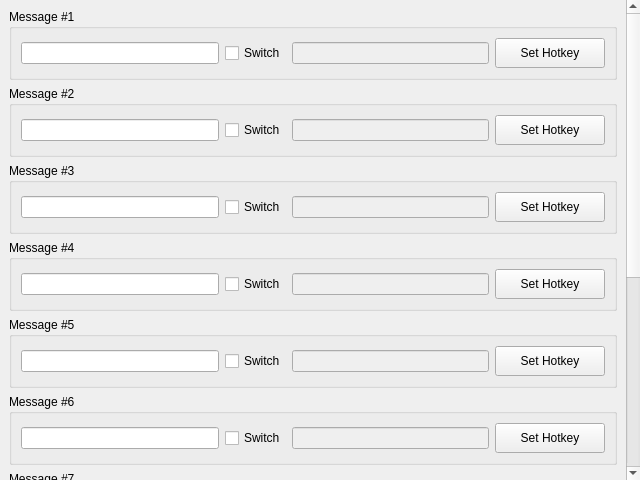
The window that src/configui.ui (blink-dev/ts3plugin-HotkeyMessage) describes before a commit, drawn with Qt 5.
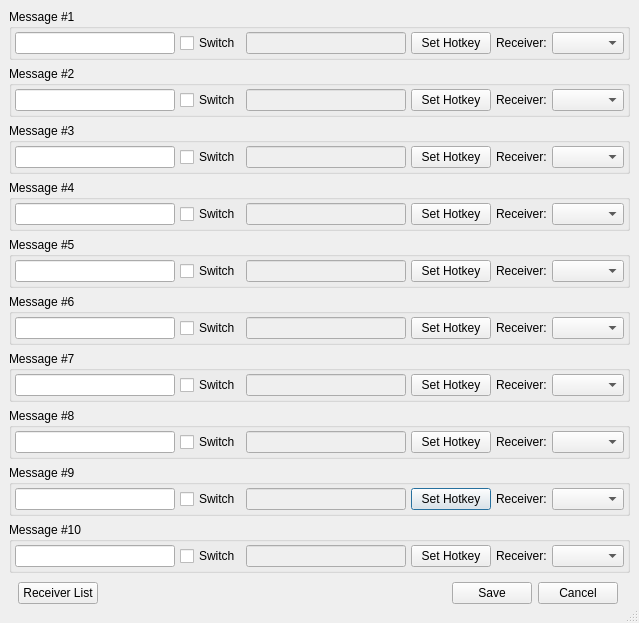
The same window after the commit.

```diff
--- a/src/configui.ui
+++ b/src/configui.ui
@@ -6,8 +6,8 @@
    <rect>
     <x>0</x>
     <y>0</y>
-    <width>640</width>
-    <height>480</height>
+    <width>639</width>
+    <height>623</height>
    </rect>
   </property>
   <property name="sizePolicy">
@@ -19,6 +19,9 @@
   <property name="windowTitle">
    <string>Dialog</string>
   </property>
+  <property name="sizeGripEnabled">
+   <bool>true</bool>
+  </property>
   <layout class="QGridLayout" name="gridLayout">
    <property name="sizeConstraint">
     <enum>QLayout::SetDefaultConstraint</enum>
@@ -57,8 +60,8 @@
        <rect>
         <x>0</x>
         <y>0</y>
-        <width>626</width>
-        <height>830</height>
+        <width>639</width>
+        <height>623</height>
        </rect>
       </property>
       <layout class="QGridLayout" name="gridLayout_3">
@@ -71,6 +74,21 @@
           <set>Qt::AlignLeading|Qt::AlignLeft|Qt::AlignTop</set>
          </property>
          <layout class="QHBoxLayout" name="horizontalLayout_8">
+          <property name="spacing">
+           <number>5</number>
+          </property>
+          <property name="leftMargin">
+           <number>3</number>
+          </property>
+          <property name="topMargin">
+           <number>3</number>
+          </property>
+          <property name="rightMargin">
+           <number>3</number>
+          </property>
+          <property name="bottomMargin">
+           <number>3</number>
+          </property>
           <item>
            <widget class="QLineEdit" name="Hotkey9_lineEdit">
             <property name="sizePolicy">
@@ -82,13 +100,13 @@
             <property name="minimumSize">
              <size>
               <width>110</width>
-              <height>22</height>
+              <height>0</height>
              </size>
             </property>
             <property name="maximumSize">
              <size>
               <width>16777215</width>
-              <height>22</height>
+              <height>16777215</height>
              </size>
             </property>
             <property name="text">
@@ -126,13 +144,13 @@
             <property name="minimumSize">
              <size>
               <width>110</width>
-              <height>22</height>
+              <height>0</height>
              </size>
             </property>
             <property name="maximumSize">
              <size>
               <width>16777215</width>
-              <height>22</height>
+              <height>16777215</height>
              </size>
             </property>
             <property name="maxLength">
@@ -150,14 +168,14 @@
             </property>
             <property name="minimumSize">
              <size>
-              <width>110</width>
-              <height>30</height>
+              <width>0</width>
+              <height>0</height>
              </size>
             </property>
             <property name="maximumSize">
              <size>
-              <width>110</width>
-              <height>30</height>
+              <width>16777215</width>
+              <height>16777215</height>
              </size>
             </property>
             <property name="focusPolicy">
@@ -168,6 +186,29 @@
             </property>
            </widget>
           </item>
+          <item>
+           <widget class="QLabel" name="label_9">
+            <property name="text">
+             <string>Receiver:</string>
+            </property>
+           </widget>
+          </item>
+          <item>
+           <widget class="QComboBox" name="Hotkey9_comboBox">
+            <property name="maximumSize">
+             <size>
+              <width>100</width>
+              <height>16777215</height>
+             </size>
+            </property>
+            <property name="editable">
+             <bool>false</bool>
+            </property>
+            <property name="currentText">
+             <string/>
+            </property>
+           </widget>
+          </item>
          </layout>
         </widget>
        </item>
@@ -180,6 +221,21 @@
           <set>Qt::AlignLeading|Qt::AlignLeft|Qt::AlignTop</set>
          </property>
          <layout class="QHBoxLayout" name="horizontalLayout_5">
+          <property name="spacing">
+           <number>5</number>
+          </property>
+          <property name="leftMargin">
+           <number>3</number>
+          </property>
+          <property name="topMargin">
+           <number>3</number>
+          </property>
+          <property name="rightMargin">
+           <number>3</number>
+          </property>
+          <property name="bottomMargin">
+           <number>3</number>
+          </property>
           <item>
            <widget class="QLineEdit" name="Hotkey6_lineEdit">
             <property name="sizePolicy">
@@ -191,13 +247,13 @@
             <property name="minimumSize">
              <size>
               <width>110</width>
-              <height>22</height>
+              <height>0</height>
              </size>
             </property>
             <property name="maximumSize">
              <size>
               <width>16777215</width>
-              <height>22</height>
+              <height>16777215</height>
              </size>
             </property>
             <property name="text">
@@ -235,13 +291,13 @@
             <property name="minimumSize">
              <size>
               <width>110</width>
-              <height>22</height>
+              <height>0</height>
              </size>
             </property>
             <property name="maximumSize">
              <size>
               <width>16777215</width>
-              <height>22</height>
+              <height>16777215</height>
              </size>
             </property>
             <property name="maxLength">
@@ -259,14 +315,14 @@
             </property>
             <property name="minimumSize">
              <size>
-              <width>110</width>
-              <height>30</height>
+              <width>0</width>
+              <height>0</height>
              </size>
             </property>
             <property name="maximumSize">
              <size>
-              <width>110</width>
-              <height>30</height>
+              <width>16777215</width>
+              <height>16777215</height>
              </size>
             </property>
             <property name="text">
@@ -274,6 +330,29 @@
             </property>
            </widget>
           </item>
+          <item>
+           <widget class="QLabel" name="label_5">
+            <property name="text">
+             <string>Receiver:</string>
+            </property>
+           </widget>
+          </item>
+          <item>
+           <widget class="QComboBox" name="Hotkey6_comboBox">
+            <property name="maximumSize">
+             <size>
+              <width>100</width>
+              <height>16777215</height>
+             </size>
+            </property>
+            <property name="editable">
+             <bool>false</bool>
+            </property>
+            <property name="currentText">
+             <string/>
+            </property>
+           </widget>
+          </item>
          </layout>
         </widget>
        </item>
@@ -292,9 +371,24 @@
           <set>Qt::AlignLeading|Qt::AlignLeft|Qt::AlignTop</set>
          </property>
          <layout class="QHBoxLayout" name="horizontalLayout">
+          <property name="spacing">
+           <number>5</number>
+          </property>
           <property name="sizeConstraint">
            <enum>QLayout::SetDefaultConstraint</enum>
           </property>
+          <property name="leftMargin">
+           <number>3</number>
+          </property>
+          <property name="topMargin">
+           <number>3</number>
+          </property>
+          <property name="rightMargin">
+           <number>3</number>
+          </property>
+          <property name="bottomMargin">
+           <number>3</number>
+          </property>
           <item>
            <widget class="QLineEdit" name="Hotkey3_lineEdit">
             <property name="sizePolicy">
@@ -306,13 +400,13 @@
             <property name="minimumSize">
              <size>
               <width>110</width>
-              <height>22</height>
+              <height>0</height>
              </size>
             </property>
             <property name="maximumSize">
              <size>
               <width>16777215</width>
-              <height>22</height>
+              <height>16777215</height>
              </size>
             </property>
             <property name="text">
@@ -350,13 +444,13 @@
             <property name="minimumSize">
              <size>
               <width>110</width>
-              <height>22</height>
+              <height>0</height>
              </size>
             </property>
             <property name="maximumSize">
              <size>
               <width>16777215</width>
-              <height>22</height>
+              <height>16777215</height>
              </size>
             </property>
             <property name="maxLength">
@@ -374,14 +468,14 @@
             </property>
             <property name="minimumSize">
              <size>
-              <width>110</width>
-              <height>30</height>
+              <width>0</width>
+              <height>0</height>
              </size>
             </property>
             <property name="maximumSize">
              <size>
-              <width>110</width>
-              <height>30</height>
+              <width>16777215</width>
+              <height>16777215</height>
              </size>
             </property>
             <property name="text">
@@ -389,6 +483,29 @@
             </property>
            </widget>
           </item>
+          <item>
+           <widget class="QLabel" name="label_3">
+            <property name="text">
+             <string>Receiver:</string>
+            </property>
+           </widget>
+          </item>
+          <item>
+           <widget class="QComboBox" name="Hotkey3_comboBox">
+            <property name="maximumSize">
+             <size>
+              <width>100</width>
+              <height>16777215</height>
+             </size>
+            </property>
+            <property name="editable">
+             <bool>false</bool>
+            </property>
+            <property name="currentText">
+             <string/>
+            </property>
+           </widget>
+          </item>
          </layout>
         </widget>
        </item>
@@ -401,6 +518,21 @@
           <set>Qt::AlignLeading|Qt::AlignLeft|Qt::AlignTop</set>
          </property>
          <layout class="QHBoxLayout" name="horizontalLayout_7">
+          <property name="spacing">
+           <number>5</number>
+          </property>
+          <property name="leftMargin">
+           <number>3</number>
+          </property>
+          <property name="topMargin">
+           <number>3</number>
+          </property>
+          <property name="rightMargin">
+           <number>3</number>
+          </property>
+          <property name="bottomMargin">
+           <number>3</number>
+          </property>
           <item>
            <widget class="QLineEdit" name="Hotkey8_lineEdit">
             <property name="sizePolicy">
@@ -412,13 +544,13 @@
             <property name="minimumSize">
              <size>
               <width>110</width>
-              <height>22</height>
+              <height>0</height>
              </size>
             </property>
             <property name="maximumSize">
              <size>
               <width>16777215</width>
-              <height>22</height>
+              <height>16777215</height>
              </size>
             </property>
             <property name="text">
@@ -456,13 +588,13 @@
             <property name="minimumSize">
              <size>
               <width>110</width>
-              <height>22</height>
+              <height>0</height>
              </size>
             </property>
             <property name="maximumSize">
              <size>
               <width>16777215</width>
-              <height>22</height>
+              <height>16777215</height>
              </size>
             </property>
             <property name="maxLength">
@@ -480,14 +612,14 @@
             </property>
             <property name="minimumSize">
              <size>
-              <width>110</width>
-              <height>30</height>
+              <width>0</width>
+              <height>0</height>
              </size>
             </property>
             <property name="maximumSize">
              <size>
-              <width>110</width>
-              <height>30</height>
+              <width>16777215</width>
+              <height>16777215</height>
              </size>
             </property>
             <property name="focusPolicy">
@@ -498,6 +630,29 @@
             </property>
            </widget>
           </item>
+          <item>
+           <widget class="QLabel" name="label_8">
+            <property name="text">
+             <string>Receiver:</string>
+            </property>
+           </widget>
+          </item>
+          <item>
+           <widget class="QComboBox" name="Hotkey8_comboBox">
+            <property name="maximumSize">
+             <size>
+              <width>100</width>
+              <height>16777215</height>
+             </size>
+            </property>
+            <property name="editable">
+             <bool>false</bool>
+            </property>
+            <property name="currentText">
+             <string/>
+            </property>
+           </widget>
+          </item>
          </layout>
         </widget>
        </item>
@@ -510,6 +665,21 @@
           <set>Qt::AlignLeading|Qt::AlignLeft|Qt::AlignTop</set>
          </property>
          <layout class="QHBoxLayout" name="horizontalLayout_6">
+          <property name="spacing">
+           <number>5</number>
+          </property>
+          <property name="leftMargin">
+           <number>3</number>
+          </property>
+          <property name="topMargin">
+           <number>3</number>
+          </property>
+          <property name="rightMargin">
+           <number>3</number>
+          </property>
+          <property name="bottomMargin">
+           <number>3</number>
+          </property>
           <item>
            <widget class="QLineEdit" name="Hotkey7_lineEdit">
             <property name="sizePolicy">
@@ -521,13 +691,13 @@
             <property name="minimumSize">
              <size>
               <width>110</width>
-              <height>22</height>
+              <height>0</height>
              </size>
             </property>
             <property name="maximumSize">
              <size>
               <width>16777215</width>
-              <height>22</height>
+              <height>16777215</height>
              </size>
             </property>
             <property name="text">
@@ -565,13 +735,13 @@
             <property name="minimumSize">
              <size>
               <width>110</width>
-              <height>22</height>
+              <height>0</height>
              </size>
             </property>
             <property name="maximumSize">
              <size>
               <width>16777215</width>
-              <height>22</height>
+              <height>16777215</height>
              </size>
             </property>
             <property name="maxLength">
@@ -589,14 +759,14 @@
             </property>
             <property name="minimumSize">
              <size>
-              <width>110</width>
-              <height>30</height>
+              <width>0</width>
+              <height>0</height>
              </size>
             </property>
             <property name="maximumSize">
              <size>
-              <width>110</width>
-              <height>30</height>
+              <width>16777215</width>
+              <height>16777215</height>
              </size>
             </property>
             <property name="text">
@@ -604,6 +774,29 @@
             </property>
            </widget>
           </item>
+          <item>
+           <widget class="QLabel" name="label_7">
+            <property name="text">
+             <string>Receiver:</string>
+            </property>
+           </widget>
+          </item>
+          <item>
+           <widget class="QComboBox" name="Hotkey7_comboBox">
+            <property name="maximumSize">
+             <size>
+              <width>100</width>
+              <height>16777215</height>
+             </size>
+            </property>
+            <property name="editable">
+             <bool>false</bool>
+            </property>
+            <property name="currentText">
+             <string/>
+            </property>
+           </widget>
+          </item>
          </layout>
         </widget>
        </item>
@@ -616,6 +809,21 @@
           <set>Qt::AlignLeading|Qt::AlignLeft|Qt::AlignTop</set>
          </property>
          <layout class="QHBoxLayout" name="horizontalLayout_9">
+          <property name="spacing">
+           <number>5</number>
+          </property>
+          <property name="leftMargin">
+           <number>3</number>
+          </property>
+          <property name="topMargin">
+           <number>3</number>
+          </property>
+          <property name="rightMargin">
+           <number>3</number>
+          </property>
+          <property name="bottomMargin">
+           <number>3</number>
+          </property>
           <item>
            <widget class="QLineEdit" name="Hotkey10_lineEdit">
             <property name="sizePolicy">
@@ -633,7 +841,7 @@
             <property name="maximumSize">
              <size>
               <width>16777215</width>
-              <height>22</height>
+              <height>16777215</height>
              </size>
             </property>
             <property name="text">
@@ -671,13 +879,13 @@
             <property name="minimumSize">
              <size>
               <width>110</width>
-              <height>22</height>
+              <height>0</height>
              </size>
             </property>
             <property name="maximumSize">
              <size>
               <width>16777215</width>
-              <height>22</height>
+              <height>16777215</height>
              </size>
             </property>
             <property name="maxLength">
@@ -695,14 +903,14 @@
             </property>
             <property name="minimumSize">
              <size>
-              <width>110</width>
-              <height>30</height>
+              <width>0</width>
+              <height>0</height>
              </size>
             </property>
             <property name="maximumSize">
              <size>
-              <width>110</width>
-              <height>30</height>
+              <width>16777215</width>
+              <height>16777215</height>
              </size>
             </property>
             <property name="text">
@@ -710,6 +918,29 @@
             </property>
            </widget>
           </item>
+          <item>
+           <widget class="QLabel" name="label_10">
+            <property name="text">
+             <string>Receiver:</string>
+            </property>
+           </widget>
+          </item>
+          <item>
+           <widget class="QComboBox" name="Hotkey10_comboBox">
+            <property name="maximumSize">
+             <size>
+              <width>100</width>
+              <height>16777215</height>
+             </size>
+            </property>
+            <property name="editable">
+             <bool>false</bool>
+            </property>
+            <property name="currentText">
+             <string/>
+            </property>
+           </widget>
+          </item>
          </layout>
         </widget>
        </item>
@@ -737,7 +968,7 @@
           <property name="bottomMargin">
            <number>3</number>
           </property>
-          <item row="0" column="0">
+          <item row="0" column="1">
            <spacer name="horizontalSpacer">
             <property name="orientation">
              <enum>Qt::Horizontal</enum>
@@ -750,32 +981,7 @@
             </property>
            </spacer>
           </item>
-          <item row="0" column="1">
-           <widget class="QPushButton" name="SaveBtn">
-            <property name="sizePolicy">
-             <sizepolicy hsizetype="Fixed" vsizetype="Preferred">
-              <horstretch>0</horstretch>
-              <verstretch>0</verstretch>
-             </sizepolicy>
-            </property>
-            <property name="minimumSize">
-             <size>
-              <width>0</width>
-              <height>30</height>
-             </size>
-            </property>
-            <property name="maximumSize">
-             <size>
-              <width>100</width>
-              <height>30</height>
-             </size>
-            </property>
-            <property name="text">
-             <string>Save</string>
-            </property>
-           </widget>
-          </item>
-          <item row="0" column="2">
+          <item row="0" column="3">
            <widget class="QPushButton" name="CancelBtn">
             <property name="sizePolicy">
              <sizepolicy hsizetype="Fixed" vsizetype="Preferred">
@@ -786,7 +992,7 @@
             <property name="minimumSize">
              <size>
               <width>0</width>
-              <height>30</height>
+              <height>0</height>
              </size>
             </property>
             <property name="maximumSize">
@@ -800,6 +1006,38 @@
             </property>
            </widget>
           </item>
+          <item row="0" column="0">
+           <widget class="QPushButton" name="ReceiverListBtn">
+            <property name="text">
+             <string>Receiver List</string>
+            </property>
+           </widget>
+          </item>
+          <item row="0" column="2">
+           <widget class="QPushButton" name="SaveBtn">
+            <property name="sizePolicy">
+             <sizepolicy hsizetype="Fixed" vsizetype="Preferred">
+              <horstretch>0</horstretch>
+              <verstretch>0</verstretch>
+             </sizepolicy>
+            </property>
+            <property name="minimumSize">
+             <size>
+              <width>0</width>
+              <height>0</height>
+             </size>
+            </property>
+            <property name="maximumSize">
+             <size>
+              <width>100</width>
+              <height>30</height>
+             </size>
+            </property>
+            <property name="text">
+             <string>Save</string>
+            </property>
+           </widget>
+          </item>
          </layout>
         </widget>
        </item>
@@ -821,11 +1059,23 @@
           <set>Qt::AlignLeading|Qt::AlignLeft|Qt::AlignTop</set>
          </property>
          <layout class="QHBoxLayout" name="horizontalLayout_11">
+          <property name="spacing">
+           <number>5</number>
+          </property>
           <property name="sizeConstraint">
            <enum>QLayout::SetDefaultConstraint</enum>
           </property>
           <property name="leftMargin">
-           <number>9</number>
+           <number>3</number>
+          </property>
+          <property name="topMargin">
+           <number>3</number>
+          </property>
+          <property name="rightMargin">
+           <number>3</number>
+          </property>
+          <property name="bottomMargin">
+           <number>3</number>
           </property>
           <item>
            <widget class="QLineEdit" name="Hotkey1_lineEdit">
@@ -838,13 +1088,13 @@
             <property name="minimumSize">
              <size>
               <width>110</width>
-              <height>22</height>
+              <height>0</height>
              </size>
             </property>
             <property name="maximumSize">
              <size>
               <width>16777215</width>
-              <height>22</height>
+              <height>16777215</height>
              </size>
             </property>
             <property name="text">
@@ -894,13 +1144,13 @@
             <property name="minimumSize">
              <size>
               <width>110</width>
-              <height>22</height>
+              <height>0</height>
              </size>
             </property>
             <property name="maximumSize">
              <size>
               <width>16777215</width>
-              <height>22</height>
+              <height>16777215</height>
              </size>
             </property>
             <property name="text">
@@ -921,14 +1171,14 @@
             </property>
             <property name="minimumSize">
              <size>
-              <width>110</width>
-              <height>30</height>
+              <width>0</width>
+              <height>0</height>
              </size>
             </property>
             <property name="maximumSize">
              <size>
-              <width>110</width>
-              <height>30</height>
+              <width>16777215</width>
+              <height>16777215</height>
              </size>
             </property>
             <property name="text">
@@ -936,6 +1186,29 @@
             </property>
            </widget>
           </item>
+          <item>
+           <widget class="QLabel" name="label">
+            <property name="text">
+             <string>Receiver:</string>
+            </property>
+           </widget>
+          </item>
+          <item>
+           <widget class="QComboBox" name="Hotkey1_comboBox">
+            <property name="maximumSize">
+             <size>
+              <width>100</width>
+              <height>16777215</height>
+             </size>
+            </property>
+            <property name="editable">
+             <bool>false</bool>
+            </property>
+            <property name="currentText">
+             <string/>
+            </property>
+           </widget>
+          </item>
          </layout>
          <zorder>Hotkey1_checkBox</zorder>
          <zorder>Hotkey1_lineEdit_2</zorder>
@@ -952,6 +1225,21 @@
           <set>Qt::AlignLeading|Qt::AlignLeft|Qt::AlignTop</set>
          </property>
          <layout class="QHBoxLayout" name="horizontalLayout_3">
+          <property name="spacing">
+           <number>5</number>
+          </property>
+          <property name="leftMargin">
+           <number>3</number>
+          </property>
+          <property name="topMargin">
+           <number>3</number>
+          </property>
+          <property name="rightMargin">
+           <number>3</number>
+          </property>
+          <property name="bottomMargin">
+           <number>3</number>
+          </property>
           <item>
            <widget class="QLineEdit" name="Hotkey4_lineEdit">
             <property name="sizePolicy">
@@ -963,13 +1251,13 @@
             <property name="minimumSize">
              <size>
               <width>110</width>
-              <height>22</height>
+              <height>0</height>
              </size>
             </property>
             <property name="maximumSize">
              <size>
               <width>16777215</width>
-              <height>22</height>
+              <height>16777215</height>
              </size>
             </property>
             <property name="text">
@@ -1010,13 +1298,13 @@
             <property name="minimumSize">
              <size>
               <width>110</width>
-              <height>22</height>
+              <height>0</height>
              </size>
             </property>
             <property name="maximumSize">
              <size>
               <width>16777215</width>
-              <height>22</height>
+              <height>16777215</height>
              </size>
             </property>
             <property name="maxLength">
@@ -1034,14 +1322,14 @@
             </property>
             <property name="minimumSize">
              <size>
-              <width>110</width>
-              <height>30</height>
+              <width>0</width>
+              <height>0</height>
              </size>
             </property>
             <property name="maximumSize">
              <size>
-              <width>110</width>
-              <height>30</height>
+              <width>16777215</width>
+              <height>16777215</height>
              </size>
             </property>
             <property name="text">
@@ -1049,6 +1337,29 @@
             </property>
            </widget>
           </item>
+          <item>
+           <widget class="QLabel" name="label_4">
+            <property name="text">
+             <string>Receiver:</string>
+            </property>
+           </widget>
+          </item>
+          <item>
+           <widget class="QComboBox" name="Hotkey4_comboBox">
+            <property name="maximumSize">
+             <size>
+              <width>100</width>
+              <height>16777215</height>
+             </size>
+            </property>
+            <property name="editable">
+             <bool>false</bool>
+            </property>
+            <property name="currentText">
+             <string/>
+            </property>
+           </widget>
+          </item>
          </layout>
         </widget>
        </item>
@@ -1061,6 +1372,21 @@
           <set>Qt::AlignLeading|Qt::AlignLeft|Qt::AlignTop</set>
          </property>
          <layout class="QHBoxLayout" name="horizontalLayout_4">
+          <property name="spacing">
+           <number>5</number>
+          </property>
+          <property name="leftMargin">
+           <number>3</number>
+          </property>
+          <property name="topMargin">
+           <number>3</number>
+          </property>
+          <property name="rightMargin">
+           <number>3</number>
+          </property>
+          <property name="bottomMargin">
+           <number>3</number>
+          </property>
           <item>
            <widget class="QLineEdit" name="Hotkey5_lineEdit">
             <property name="sizePolicy">
@@ -1072,13 +1398,13 @@
             <property name="minimumSize">
              <size>
               <width>110</width>
-              <height>22</height>
+              <height>0</height>
              </size>
             </property>
             <property name="maximumSize">
              <size>
               <width>16777215</width>
-              <height>22</height>
+              <height>16777215</height>
              </size>
             </property>
             <property name="text">
@@ -1116,13 +1442,13 @@
             <property name="minimumSize">
              <size>
               <width>110</width>
-              <height>22</height>
+              <height>0</height>
              </size>
             </property>
             <property name="maximumSize">
              <size>
               <width>16777215</width>
-              <height>22</height>
+              <height>16777215</height>
              </size>
             </property>
             <property name="maxLength">
@@ -1140,14 +1466,14 @@
             </property>
             <property name="minimumSize">
              <size>
-              <width>110</width>
-              <height>30</height>
+              <width>0</width>
+              <height>0</height>
              </size>
             </property>
             <property name="maximumSize">
              <size>
-              <width>110</width>
-              <height>30</height>
+              <width>16777215</width>
+              <height>16777215</height>
              </size>
             </property>
             <property name="text">
@@ -1155,6 +1481,29 @@
             </property>
            </widget>
           </item>
+          <item>
+           <widget class="QLabel" name="label_6">
+            <property name="text">
+             <string>Receiver:</string>
+            </property>
+           </widget>
+          </item>
+          <item>
+           <widget class="QComboBox" name="Hotkey5_comboBox">
+            <property name="maximumSize">
+             <size>
+              <width>100</width>
+              <height>16777215</height>
+             </size>
+            </property>
+            <property name="editable">
+             <bool>false</bool>
+            </property>
+            <property name="currentText">
+             <string/>
+            </property>
+           </widget>
+          </item>
          </layout>
         </widget>
        </item>
@@ -1167,6 +1516,21 @@
           <set>Qt::AlignLeading|Qt::AlignLeft|Qt::AlignTop</set>
          </property>
          <layout class="QHBoxLayout" name="horizontalLayout_2">
+          <property name="spacing">
+           <number>5</number>
+          </property>
+          <property name="leftMargin">
+           <number>3</number>
+          </property>
+          <property name="topMargin">
+           <number>3</number>
+          </property>
+          <property name="rightMargin">
+           <number>3</number>
+          </property>
+          <property name="bottomMargin">
+           <number>3</number>
+          </property>
           <item>
            <widget class="QLineEdit" name="Hotkey2_lineEdit">
             <property name="sizePolicy">
@@ -1178,13 +1542,13 @@
             <property name="minimumSize">
              <size>
               <width>110</width>
-              <height>22</height>
+              <height>0</height>
              </size>
             </property>
             <property name="maximumSize">
              <size>
               <width>16777215</width>
-              <height>22</height>
+              <height>16777215</height>
              </size>
             </property>
             <property name="text">
@@ -1228,13 +1592,13 @@
             <property name="minimumSize">
              <size>
               <width>110</width>
-              <height>22</height>
+              <height>0</height>
              </size>
             </property>
             <property name="maximumSize">
              <size>
               <width>16777215</width>
-              <height>22</height>
+              <height>16777215</height>
              </size>
             </property>
             <property name="maxLength">
@@ -1252,14 +1616,14 @@
             </property>
             <property name="minimumSize">
              <size>
-              <width>110</width>
-              <height>30</height>
+              <width>0</width>
+              <height>0</height>
              </size>
             </property>
             <property name="maximumSize">
              <size>
-              <width>110</width>
-              <height>30</height>
+              <width>16777215</width>
+              <height>16777215</height>
              </size>
             </property>
             <property name="text">
@@ -1267,6 +1631,29 @@
             </property>
            </widget>
           </item>
+          <item>
+           <widget class="QLabel" name="label_2">
+            <property name="text">
+             <string>Receiver:</string>
+            </property>
+           </widget>
+          </item>
+          <item>
+           <widget class="QComboBox" name="Hotkey2_comboBox">
+            <property name="maximumSize">
+             <size>
+              <width>100</width>
+              <height>16777215</height>
+             </size>
+            </property>
+            <property name="editable">
+             <bool>false</bool>
+            </property>
+            <property name="currentText">
+             <string/>
+            </property>
+           </widget>
+          </item>
          </layout>
         </widget>
        </item>
```
Left out of the diff: 5 changed lines with no effect on the pictures.
